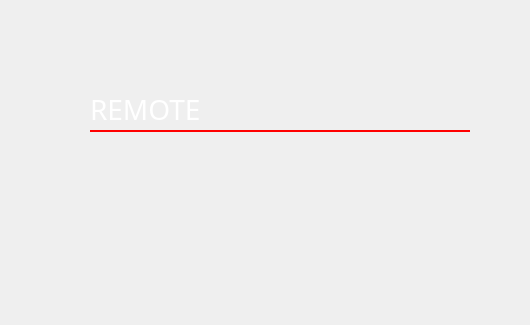
PortiESP/PortiOS, file GUI_WIDGETS/Settings/design_settings.ui: the form before one commit; both pictures show x 270 to 800 and y 0 to 325 of the 800 by 480 pixel window.
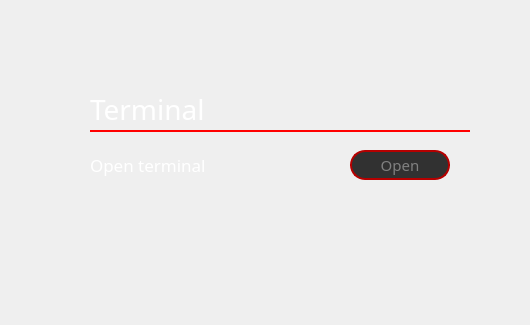
The form after the commit. The open tabs and pages were chosen to show the change. Icons and pictures are not drawn.

What changed in the file:
```diff
--- a/GUI_WIDGETS/Settings/design_settings.ui
+++ b/GUI_WIDGETS/Settings/design_settings.ui
@@ -485,7 +485,7 @@
      </rect>
     </property>
     <property name="currentIndex">
-     <number>3</number>
+     <number>2</number>
     </property>
     <widget class="QWidget" name="page_brightness">
      <widget class="QFrame" name="p_brightnes_title">
@@ -3727,7 +3727,7 @@
         <string notr="true">color:white;</string>
        </property>
        <property name="text">
-        <string>REMOTE</string>
+        <string>Terminal</string>
        </property>
        <property name="alignment">
         <set>Qt::AlignLeading|Qt::AlignLeft|Qt::AlignTop</set>
@@ -3754,6 +3754,80 @@
        </property>
       </widget>
      </widget>
+     <widget class="QFrame" name="frame">
+      <property name="geometry">
+       <rect>
+        <x>0</x>
+        <y>60</y>
+        <width>370</width>
+        <height>50</height>
+       </rect>
+      </property>
+      <widget class="QLabel" name="label_16">
+       <property name="geometry">
+        <rect>
+         <x>10</x>
+         <y>0</y>
+         <width>200</width>
+         <height>50</height>
+        </rect>
+       </property>
+       <property name="maximumSize">
+        <size>
+         <width>250</width>
+         <height>16777215</height>
+        </size>
+       </property>
+       <property name="font">
+        <font>
+         <family>Bahnschrift SemiLight</family>
+         <pointsize>13</pointsize>
+        </font>
+       </property>
+       <property name="styleSheet">
+        <string notr="true">color:white;</string>
+       </property>
+       <property name="text">
+        <string>Open terminal</string>
+       </property>
+      </widget>
+      <widget class="QPushButton" name="bearing_terminalOpenButton">
+       <property name="geometry">
+        <rect>
+         <x>270</x>
+         <y>10</y>
+         <width>100</width>
+         <height>30</height>
+        </rect>
+       </property>
+       <property name="font">
+        <font>
+         <family>Bahnschrift SemiLight</family>
+         <pointsize>11</pointsize>
+         <weight>50</weight>
+         <bold>false</bold>
+        </font>
+       </property>
+       <property name="styleSheet">
+        <string notr="true">QPushButton{
+	
+	background-color: rgb(49, 49, 49);
+	border: 2px solid rgb(181, 0, 0);
+	border-radius:15px;
+	color:gray;
+}
+QPushButton:pressed{
+	
+	
+	background-color: rgb(188, 0, 0);
+	color:white;
+}</string>
+       </property>
+       <property name="text">
+        <string>Open</string>
+       </property>
+      </widget>
+     </widget>
     </widget>
     <widget class="QWidget" name="page_advanced">
      <widget class="QFrame" name="frame_page_advanced">
```
